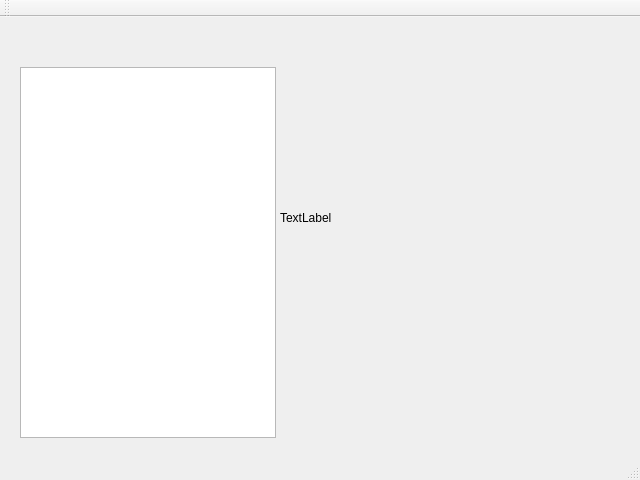
This is mainwindow.ui in maxxporoshin/LOLScale as Qt 5 draws it before an edit. The edited form follows.
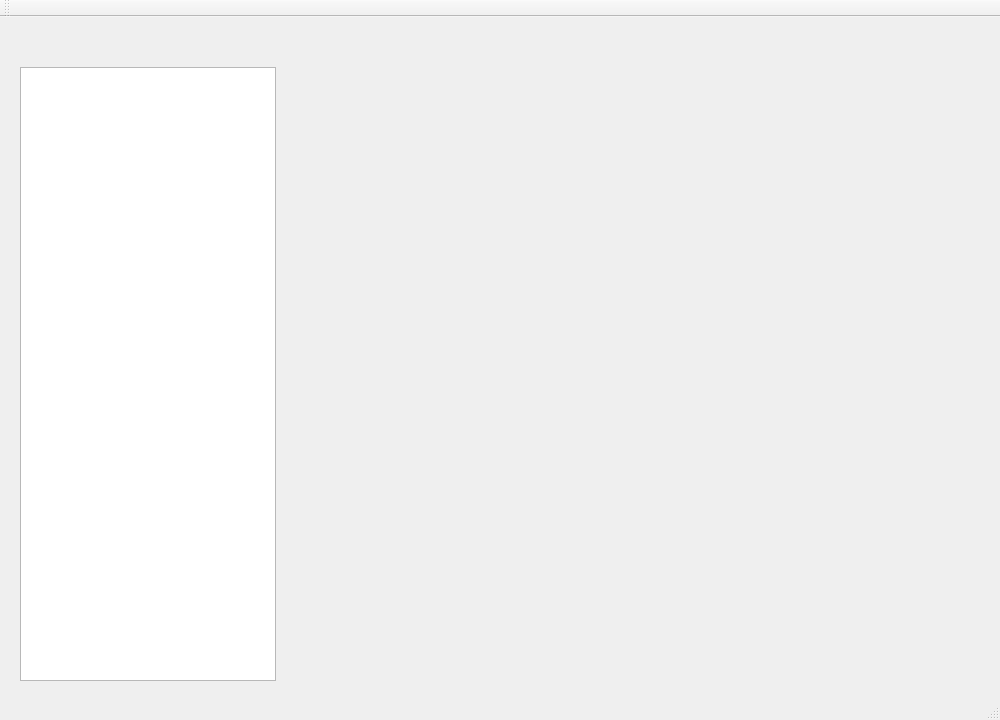
This is the edited form.

The edit to the form file:
```diff
--- a/mainwindow.ui
+++ b/mainwindow.ui
@@ -6,8 +6,8 @@
    <rect>
     <x>0</x>
     <y>0</y>
-    <width>640</width>
-    <height>480</height>
+    <width>1000</width>
+    <height>720</height>
    </rect>
   </property>
   <property name="sizePolicy">
@@ -24,8 +24,8 @@
   </property>
   <property name="maximumSize">
    <size>
-    <width>640</width>
-    <height>480</height>
+    <width>1280</width>
+    <height>720</height>
    </size>
   </property>
   <property name="baseSize">
@@ -44,7 +44,7 @@
       <x>20</x>
       <y>50</y>
       <width>256</width>
-      <height>371</height>
+      <height>614</height>
      </rect>
     </property>
     <property name="font">
@@ -63,14 +63,14 @@
    <widget class="QLabel" name="label">
     <property name="geometry">
      <rect>
-      <x>280</x>
-      <y>10</y>
-      <width>321</width>
-      <height>381</height>
+      <x>290</x>
+      <y>50</y>
+      <width>308</width>
+      <height>560</height>
      </rect>
     </property>
     <property name="text">
-     <string>TextLabel</string>
+     <string/>
     </property>
    </widget>
   </widget>
```
Left out of the diff: 4 changed lines with no effect on the pictures.
